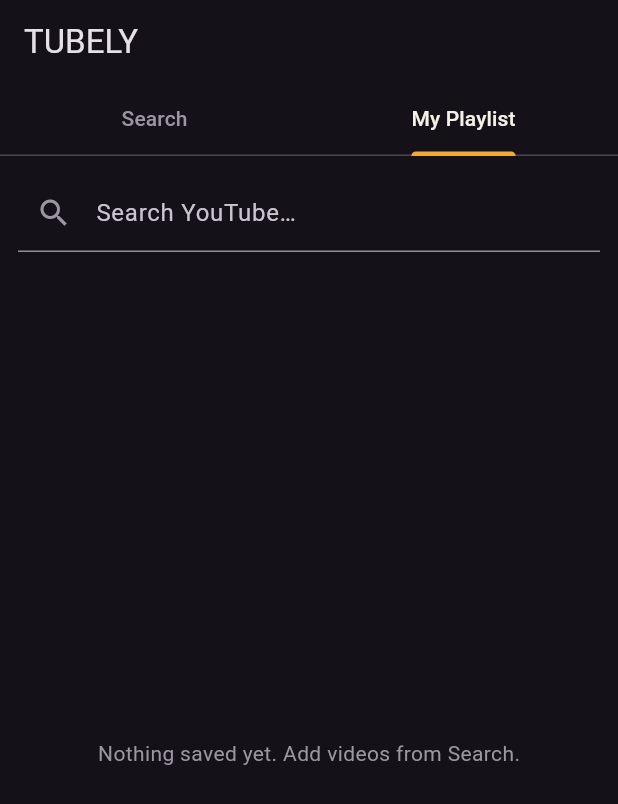
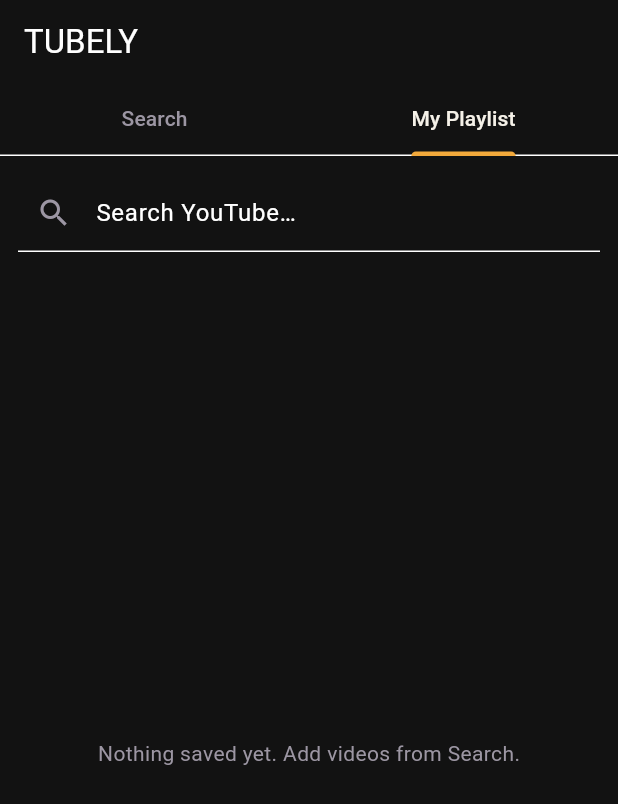
Before and after one commit to snowhere71-boop/tubely, a Flutter app: the screen it shows after launch, tab 2 chosen, on a phone screen of 412 x 824 dp. Shown: the top 804 px of the screen. Run offline on Flutter 3.47's test engine with Material 3 defaults, Android fonts, the phone set to English and light mode, and no system bars; our stand-ins replace just_audio, just_audio_background, shared_preferences; missing offline and left inert: youtube_explode_dart.

Commit message:
Update main.dart

```diff
--- a/mobile/lib/main.dart
+++ b/mobile/lib/main.dart
@@ -1,14 +1,18 @@
 import 'package:flutter/material.dart';
 import 'package:just_audio_background/just_audio_background.dart';
-import 'screens/home_screen.dart'; // Adjust path if your home screen file name differs
+
+// Import your existing home screen file
+import 'screens/home_screen.dart';
 
 Future<void> main() async {
   WidgetsFlutterBinding.ensureInitialized();
+
   await JustAudioBackground.init(
-    androidNotificationChannelId: 'com.auramusic.audio',
-    androidNotificationChannelName: 'Aura Music Playback',
+    androidNotificationChannelId: 'com.tubely.audio',
+    androidNotificationChannelName: 'Tubely Audio Playback',
     androidNotificationOngoing: true,
   );
+
   runApp(const MyApp());
 }
 
@@ -18,9 +22,15 @@ class MyApp extends StatelessWidget {
   @override
   Widget build(BuildContext context) {
     return MaterialApp(
-      title: 'Aura Music',
+      title: 'Tubely',
       debugShowCheckedModeBanner: false,
-      theme: ThemeData.dark(),
+      theme: ThemeData.dark().copyWith(
+        scaffoldBackgroundColor: const Color(0xFF121212),
+        colorScheme: const ColorScheme.dark(
+          primary: Colors.amber,
+          secondary: Colors.amberAccent,
+        ),
+      ),
       home: const HomeScreen(),
     );
   }
```
